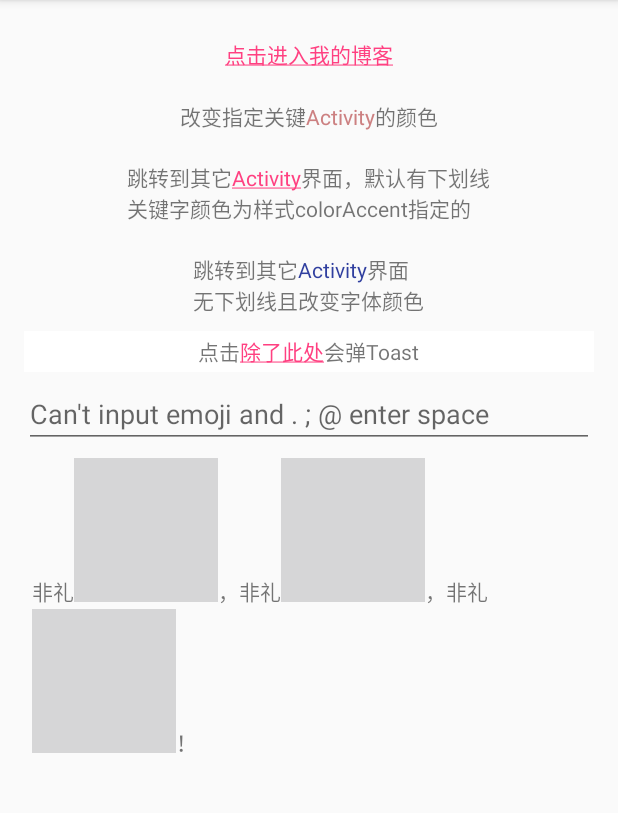
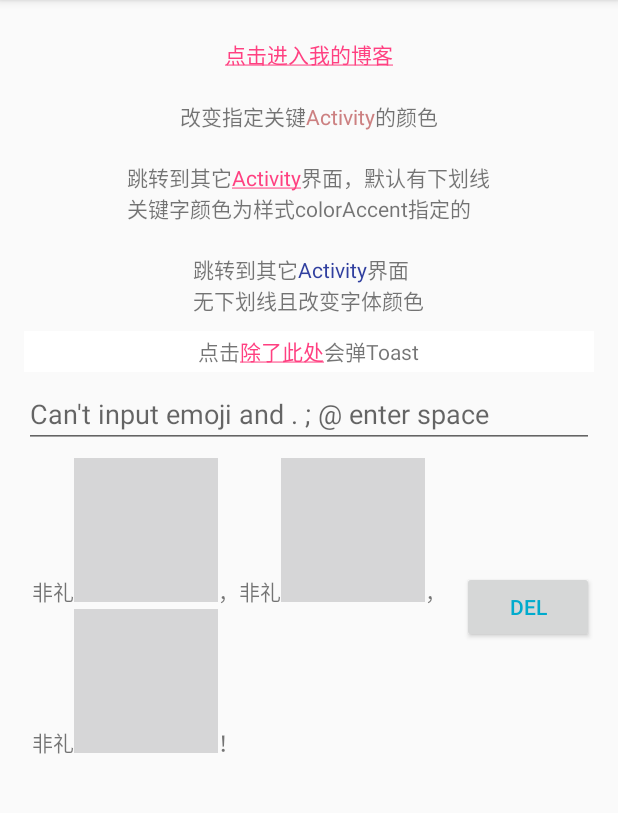
Before and after one commit to tony-niu-bc/TestVariousSpan, an Android app: the screen it shows after launch (MainActivity), on a phone screen of 412 x 824 dp, the part 84-897 px from its top. Run offline under Robolectric (Android 15) with nearby library versions, the phone set to English and light mode, and no system bars.

Commit message:
实现含imageSpan的文本内容的删除功能

```diff
--- a/app/src/main/java/com/wzhnsc/testvariousspan/MainActivity.java
+++ b/app/src/main/java/com/wzhnsc/testvariousspan/MainActivity.java
@@ -27,12 +27,14 @@ import android.text.style.ForegroundColorSpan;
 import android.text.style.ImageSpan;
 import android.text.style.URLSpan;
 import android.text.style.UnderlineSpan;
+import android.util.Log;
 import android.view.Gravity;
 import android.view.MotionEvent;
 import android.view.View;
 import android.view.ViewGroup;
 import android.widget.AdapterView;
 import android.widget.BaseAdapter;
+import android.widget.Button;
 import android.widget.LinearLayout;
 import android.widget.ListView;
 import android.widget.TextView;
@@ -441,12 +443,52 @@ public class MainActivity extends AppCompatActivity {
         ssImage.setSpan(isNoSeeing,     7,  9, SpannableString.SPAN_EXCLUSIVE_EXCLUSIVE);
         ssImage.setSpan(isNoListening, 12, 14, SpannableString.SPAN_EXCLUSIVE_EXCLUSIVE);
 
-        TextView tvShowEmoji = (TextView)findViewById(R.id.tv_show_emoji);
+        final TextView tvShowEmoji = (TextView)findViewById(R.id.tv_show_emoji);
         tvShowEmoji.setText(ssImage);
+
+        // 虽然显示的是将勿言，勿看，勿听改成了图片，但编辑框内的文本依旧是：非礼勿言，非礼勿看，非礼勿听！
+        Log.d("TestVariousSpan", tvShowEmoji.getText().toString());
         // End -
 
         // ---------------------------------------------------------------------------------------//
         // Begin -
+        Button btnDel = (Button)findViewById(R.id.btn_del_emoji);
+        btnDel.setOnClickListener(new View.OnClickListener() {
+            @Override
+            public void onClick(View v) {
+                // 取得文本框信息中所有表情的信息（位置等）
+                ImageSpan[] isArray;
+                CharSequence cs = tvShowEmoji.getText();
+
+                if (0 < cs.length()) {
+                    if (cs instanceof Spanned) {
+                        Spanned content = (Spanned)cs;
+                        isArray = content.getSpans(0, content.length(), ImageSpan.class);
+                        Log.d("TestVariousSpan", "ImageSpan[] size: " + isArray.length);
+
+                        for (int i = isArray.length - 1; i >= 0; --i) {
+                            int start = content.getSpanStart(isArray[i]);
+                            int end   = content.getSpanEnd(isArray[i]);
+
+                            Log.d("TestVariousSpan",
+                                    "ImageSpan[" + i + "] " + "start = " + start + " end = " + end);
+                        }
+
+                        if (0 < isArray.length) {
+                            int start = content.getSpanStart(isArray[isArray.length - 1]);
+                            int end = content.getSpanEnd(isArray[isArray.length - 1]);
+
+                            if (end >= cs.length()) {
+                                tvShowEmoji.setText(cs.subSequence(0, start));
+                                return;
+                            }
+                        }
+                    }
+
+                    tvShowEmoji.setText(cs.subSequence(0, cs.length() - 1));
+                }
+            }
+        });
         // End -
     }
 }
--- a/app/src/main/res/layout/activity_main.xml
+++ b/app/src/main/res/layout/activity_main.xml
@@ -58,12 +58,30 @@
             android:hint="Can't input emoji and . ; @ enter space"
             />
 
-        <TextView
-            android:id="@+id/tv_show_emoji"
+        <LinearLayout
             android:layout_width="match_parent"
             android:layout_height="wrap_content"
-            android:layout_margin="5dp"
-            />
+            android:orientation="horizontal"
+            android:gravity="start|center"
+            >
+
+            <TextView
+                android:id="@+id/tv_show_emoji"
+                android:layout_width="0dp"
+                android:layout_weight="1"
+                android:layout_height="wrap_content"
+                android:layout_margin="5dp"
+                />
+
+            <Button
+                android:id="@+id/btn_del_emoji"
+                android:layout_width="wrap_content"
+                android:layout_height="wrap_content"
+                android:text="del"
+                android:textColor="#00abcd"
+                />
+
+        </LinearLayout>
 
     </LinearLayout>
 
```
